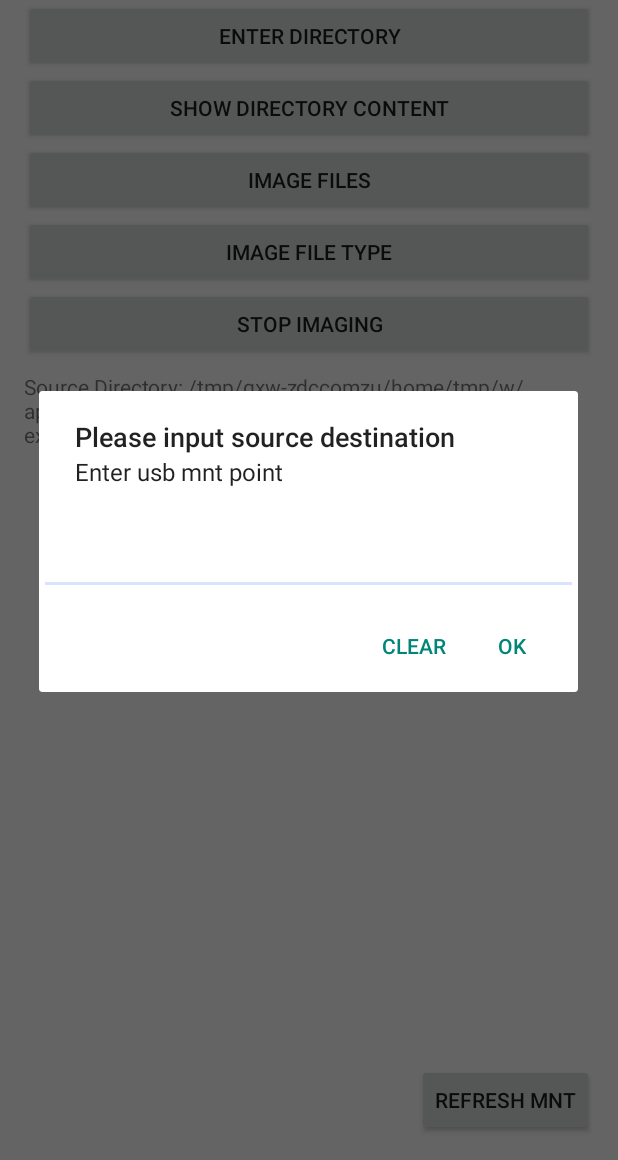
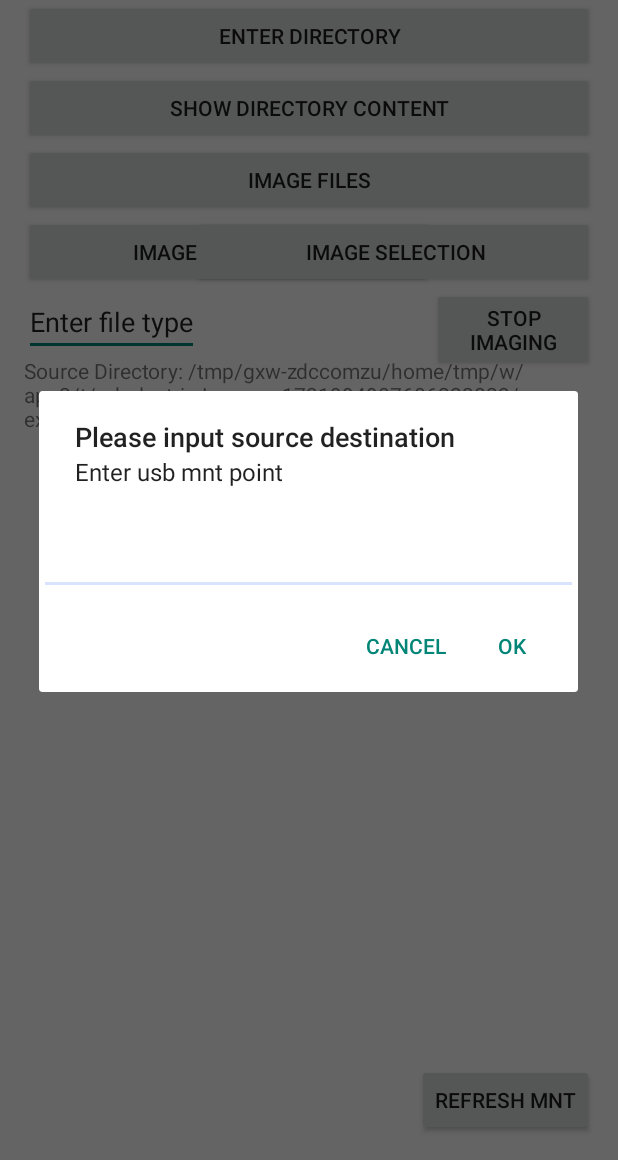
Before and after one commit to MorganTAtkins/OTGForensics, an Android app: the screen it shows after launch (MainActivity), after a tap on "ENTER DIRECTORY", on a phone screen of 412 x 824 dp, the part 76-1236 px from its top. Run offline under Robolectric (Android 15) with nearby library versions, the phone set to English and light mode, and no system bars; 2 other taps on this screen came first.

Commit message:
refactor of file type selection     >now allows for display of selected types of files     >user can enter and file type and if they exist they are displayed
this is only for the current folder not all subfolders but next would be add subfolder search.

```diff
--- a/MyApplication/app/src/main/java/com/dissertation/otgforensics/myapplication/Filter.java
+++ b/MyApplication/app/src/main/java/com/dissertation/otgforensics/myapplication/Filter.java
@@ -11,10 +11,12 @@ public class Filter extends MainActivity {
 
 
     public File[] finder(String dirName, final String type) {
+        System.out.println("filter");
         File dir = new File(dirName);
 
         return dir.listFiles(new FilenameFilter() {
             public boolean accept(File dir, String filename) {
+                System.out.println("filter2");
 
                 boolean t = filename.endsWith(type);
                 return t;
--- a/MyApplication/app/src/main/java/com/dissertation/otgforensics/myapplication/MainActivity.java
+++ b/MyApplication/app/src/main/java/com/dissertation/otgforensics/myapplication/MainActivity.java
@@ -45,6 +45,8 @@ public class MainActivity extends Activity {
     public Button dirSelector ;
     public Button copyKill ;
     public Button reMnt;
+    public Button imageSel;
+    public EditText inputTxt;
 
     public ProgressBar pBar;
 
@@ -53,13 +55,13 @@ public class MainActivity extends Activity {
     public volatile boolean running = true;
 
 
-    public String MntDir;
-    public String tempMntDir = "/sdcard/usbStorage/";
+    public String MntDir ;
+    public String tempMntDir = "/sdcard/usbStorage/sda1";
 
-    public String filePath = "/storage/emulated/0/dest/";
-    public String type = ".docx";
+    public String filePath = "/storage/emulated/0/dest";
+    public String type;//=".docx" ;
     public ListView AOL;
-
+    public File[] JpgFiles;
 
     /* Checks if external storage is the usb mnt point */
     public void isExternalStorage() {
@@ -69,7 +71,10 @@ public class MainActivity extends Activity {
             MntDir = tempMntDir;
             Button ImgBtn = (Button) findViewById(R.id.ImagingBtn);
             ImgBtn.setBackgroundColor(Color.GREEN);
+            byte[] test = getExternalFilesDir("/sdcard/usbStorage/").toString().getBytes();
 
+
+            System.out.println(test);
             System.out.println("External Storage Dir = " + MntDir);
 
             //declaration of the text view and linking it the Trgtdir variable
@@ -111,16 +116,25 @@ public class MainActivity extends Activity {
         //AOL.setOnItemClickListener()
 
         String state = Environment.getExternalStorageDirectory().toString();
-            System.out.println(state);
+        System.out.println(state);
         //pBar = (ProgressBar)findViewById(R.id.progressBar);
         //pBar.setVisibility(View.INVISIBLE);
+        String boob = "boobs";
+        String test = HashGeneratorUtils.generateMD5(boob);
+        System.out.println(test);
+        thisContext();
+        popListRay popListRay = new popListRay();
     }
-
     public OnClickListener myClickListener = new OnClickListener() {
         public void onClick(View v) {
             //code to be written to handle the click event
         }
     };
+
+    public Context thisContext(){
+        Context context1 = MainActivity.this;
+        return context1;
+    }
 
     public void addListenerOnButton() {
 
@@ -151,7 +165,7 @@ public class MainActivity extends Activity {
                         System.out.println("let it begin "+ MntDir);
 
                         new copyFile().execute(MntDir);
-
+                        running = false;
 
                     }
                     catch (Exception e)
@@ -182,7 +196,9 @@ public class MainActivity extends Activity {
                 //create a new instance of the file ops class
                 System.out.println("MntDir: " + MntDir);
                 System.out.println("filePath: " + filePath);
+
                 fileOps fops = new fileOps(MntDir, filePath);
+
                 //create an array list with SFL as name
                 ArrayList<String> SFL = new ArrayList<String>();
                 //create the array adaptor for passing data to the list view
@@ -190,6 +206,7 @@ public class MainActivity extends Activity {
                 //create a list adaptor from the array adaptor (in place as a work around)
                 ListAdapter LA = arrayAdapter;
                 //create a file array from the contents of the source dir
+
                 File[] files = fops.getSourceFiles();
 
                 //for each file in the files array do the actions
@@ -224,40 +241,37 @@ public class MainActivity extends Activity {
             @Override
             public void onClick(View view) {
 
-                System.out.println("start of FC");
-                DialogBox("Enter file type ", "enter (.jpg/.txt/.mp3/etc)", "yes");
+
+                inputTxt = (EditText) findViewById(R.id.editText);
+                type = inputTxt.getText().toString();
+                System.out.println("text box = "+ type);
+                if (type != null) {
+                    Filter filter = new Filter();
+                    JpgFiles = filter.finder(MntDir, type);
+
+                    ArrayAdapter<String> arrayAdapter = new ArrayAdapter<String>(thisContext(), R.layout.layout);
+                    popListRay popListRay = new popListRay();
+                    popListRay.popList(JpgFiles, AOL, arrayAdapter);
+                    imageSel.setEnabled(true);
+                }
+                else{
+                    fileChooser fileChoo = new fileChooser();
+                    fileChoo.Dialog(thisContext());
+                }
+
+            }
+        });
+        imageSel  = (Button) findViewById(R.id.imageSel);
+        imageSel.setOnClickListener(new OnClickListener() {
+            @Override
+            public void onClick(View view) {
+                ImageType imgtyp = new ImageType();
+                imgtyp.imagetype(JpgFiles);
+
+            }
+        });
 
 
-                Filter filter = new Filter();
-                File[] JpgFiles = filter.finder(MntDir, type);
-
-                System.out.println("filter finished ");
-                ////////
-                // create an array list with SFL as name
-                ArrayList<String> SFL = new ArrayList<String>();
-                //create the array adaptor for passing data to the list view
-                ArrayAdapter<String> arrayAdapter = new ArrayAdapter<String>(getBaseContext(), R.layout.layout);
-                //create a list adaptor from the array adaptor (in place as a work around)
-                ListAdapter LA = arrayAdapter;
-                //create a file array from the contents of the source dir
-
-                System.out.println(JpgFiles.toString());
-                //for each file in the files array do the actions
-                for (int i = 0; i < JpgFiles.length; i++) {//actions to be done on each of the files in the files array
-                    //adding the file names to the SFL array
-                    SFL.add(JpgFiles[i].toString());
-                    //debugging
-                    System.out.println("files " + +i + " " + JpgFiles[i].toString());
-                    //adding each of the files to the array adaptor
-                    arrayAdapter.add(JpgFiles[i].toString());
-                }
-                // popularing the list view with LA list array
-                AOL.setAdapter(LA);
-                //debugging
-
-            }
-
-        });
 
         reMnt =   (Button) findViewById(R.id.reMnt);
         reMnt.setOnClickListener(new OnClickListener() {
@@ -270,6 +284,7 @@ public class MainActivity extends Activity {
         });
 
     }
+
 
     @Override
     public boolean onCreateOptionsMenu(Menu menu) {
@@ -293,6 +308,7 @@ public class MainActivity extends Activity {
     }
 
     public void Dialog(String Title, String Message, String txtNeed) {
+
         // creates alertDialog box based on the main activity context
         AlertDialog.Builder alertDialog = new AlertDialog.Builder(MainActivity.this);
 
@@ -326,13 +342,15 @@ public class MainActivity extends Activity {
                     TrgtDir.setText("Directory: " + MntDir);
                     // debugging
                     System.out.println("customDir = " + MntDir);
+
                 }
             });
-            alertDialog.setNegativeButton("Clear", new DialogInterface.OnClickListener() {
+            alertDialog.setNegativeButton("Cancel", new DialogInterface.OnClickListener() {
                 public void onClick(DialogInterface dialog, int which) {
-                    MntDir = " ";
+                    MntDir = MntDir;
                 }
             });
+
         }
 
         // Showing Alert Message
@@ -340,7 +358,7 @@ public class MainActivity extends Activity {
 
     }
 
-    public void DialogBox(String Title, String Message, String txtNeed) {
+    /*public void DialogBox(String Title, String Message, String txtNeed) {
         // creates alertDialog box based on the main activity context
         AlertDialog.Builder alertBox = new AlertDialog.Builder(MainActivity.this);
 
@@ -379,5 +397,5 @@ public class MainActivity extends Activity {
         // Showing Alert Message
         alertBox.show();
 
-    }
+    }*/
 }
--- a/MyApplication/app/src/main/java/com/dissertation/otgforensics/myapplication/copyFile.java
+++ b/MyApplication/app/src/main/java/com/dissertation/otgforensics/myapplication/copyFile.java
@@ -42,7 +42,8 @@ public class copyFile extends AsyncTask<String, String, String> {
         System.out.println(dodo);
         File source = new File(dodo);
 
-        File dest = new File("/storage/emulated/0/dest/");// constructor for the destination
+        //File dest = new File("/storage/emulated/0/dest/");// constructor for the destination
+        File dest = new File("/sdcard/dest/");// constructor for the destination
 
 
         //System.out.println(sourcePath);
@@ -153,8 +154,11 @@ public class copyFile extends AsyncTask<String, String, String> {
             } finally {
                 if (out != null) {
                     try {
+                        files2CSV csvout = new files2CSV();
+
                         String md5HashS = HashGeneratorUtils.generateMD5(source);
                         String md5HashD = HashGeneratorUtils.generateMD5(dest);
+                        csvout.generateCsvFile(source.toString(),sourceFilename,md5HashD);
                         if (md5HashD == md5HashD)
                         {
                             System.out.println("Hashs match");
--- a/MyApplication/app/src/main/res/layout/activity_main.xml
+++ b/MyApplication/app/src/main/res/layout/activity_main.xml
@@ -15,9 +15,9 @@
 
 
         <Button
-            android:layout_width="match_parent"
+            android:layout_width="wrap_content"
             android:layout_height="wrap_content"
-            android:text="Image file type"
+            android:text="                  Image file type                       "
             android:id="@+id/imagetype"
             android:onClick="md5button"
             android:layout_below="@+id/ImagingBtn"
@@ -49,10 +49,10 @@
             android:layout_height="wrap_content"
             android:text="SHA1 Hash"
             android:id="@+id/SHA1HashOutput"
-            android:layout_below="@+id/md5hashOutput"
-            android:layout_alignParentStart="true"
-            android:layout_marginTop="17dp"
-            android:visibility="invisible" />
+            android:visibility="invisible"
+            android:layout_alignBaseline="@+id/editText"
+            android:layout_alignBottom="@+id/editText"
+            android:layout_alignParentStart="true" />
 
         <TextView
             android:layout_width="wrap_content"
@@ -65,12 +65,13 @@
             android:visibility="invisible" />
 
     <TextView
-        android:layout_width="wrap_content"
+        android:layout_width="match_parent"
         android:layout_height="wrap_content"
         android:text="Dir Path"
         android:id="@+id/TrgtDir"
-        android:layout_below="@+id/SHA1HashOutput"
-        android:layout_alignParentStart="true" />
+        android:layout_below="@+id/editText"
+        android:layout_alignParentStart="false"
+        android:layout_alignEnd="@+id/copyKillSwitch" />
 
     <ListView
         android:layout_width="match_parent"
@@ -78,7 +79,8 @@
         android:id="@+id/arrayOutputList"
         android:choiceMode="singleChoice"
         android:layout_alignTop="@+id/SHA256HashOutput"
-        android:layout_above="@+id/reMnt" />
+        android:layout_alignEnd="@+id/copyKillSwitch"
+        android:layout_alignBottom="@+id/progressBar" />
 
     <Button
         android:layout_width="match_parent"
@@ -102,9 +104,10 @@
         android:layout_height="wrap_content"
         android:text="Stop Imaging"
         android:id="@+id/copyKillSwitch"
-        android:layout_below="@+id/imagetype"
-        android:layout_alignParentStart="true"
-        android:enabled="true" />
+        android:enabled="true"
+        android:layout_alignTop="@+id/md5hashOutput"
+        android:layout_alignParentEnd="false"
+        android:layout_toEndOf="@+id/imagetype" />
 
     <Button
         style="?android:attr/buttonStyleSmall"
@@ -121,10 +124,28 @@
         android:id="@+id/progressBar"
         android:max="200"
         android:indeterminate="false"
-        android:layout_alignParentBottom="true"
         android:layout_alignParentStart="true"
         android:layout_toStartOf="@+id/reMnt"
         android:layout_alignEnd="@+id/TrgtDir"
-        android:visibility="invisible" />
+        android:visibility="invisible"
+        android:layout_above="@+id/reMnt" />
+
+    <Button
+        android:layout_width="wrap_content"
+        android:layout_height="wrap_content"
+        android:text="                   image selection                  "
+        android:id="@+id/imageSel"
+        android:enabled="false"
+        android:layout_above="@+id/md5hashOutput"
+        android:layout_alignParentEnd="true" />
+
+    <EditText
+        android:layout_width="wrap_content"
+        android:layout_height="wrap_content"
+        android:id="@+id/editText"
+        android:layout_alignTop="@+id/md5hashOutput"
+        android:layout_alignParentStart="false"
+        android:text="Enter file type"
+        android:autoText="true" />
 
 </RelativeLayout>
```
Also changed, not shown: MyApplication/app/src/main/java/com/dissertation/otgforensics/myapplication/HashGeneratorUtils.java (+9 -6 lines), MyApplication/app/src/main/java/com/dissertation/otgforensics/myapplication/ImageType.java (added, +121 -0 lines), MyApplication/app/src/main/java/com/dissertation/otgforensics/myapplication/alertBox.java (+15 -14 lines), MyApplication/app/src/main/java/com/dissertation/otgforensics/myapplication/checkSum.java (added, +23 -0 lines), MyApplication/app/src/main/java/com/dissertation/otgforensics/myapplication/fileChooser.java (+15 -14 lines), MyApplication/app/src/main/java/com/dissertation/otgforensics/myapplication/fileOps.java (+25 -4 lines), MyApplication/app/src/main/java/com/dissertation/otgforensics/myapplication/popListRay.java (added, +46 -0 lines).
